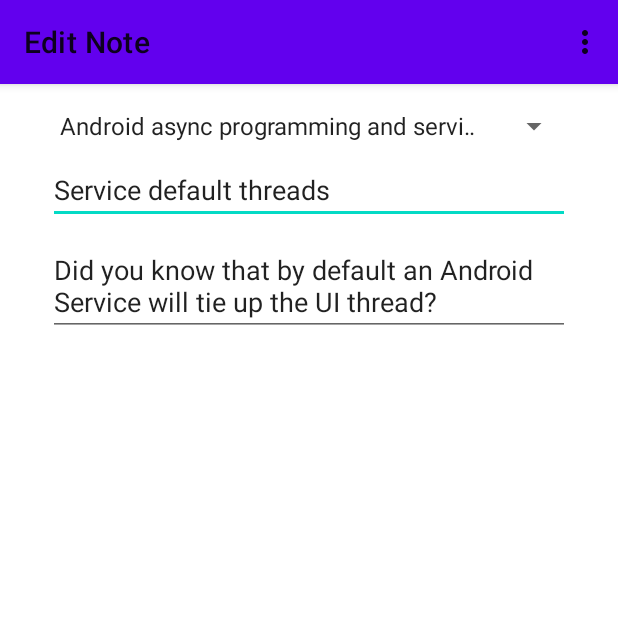
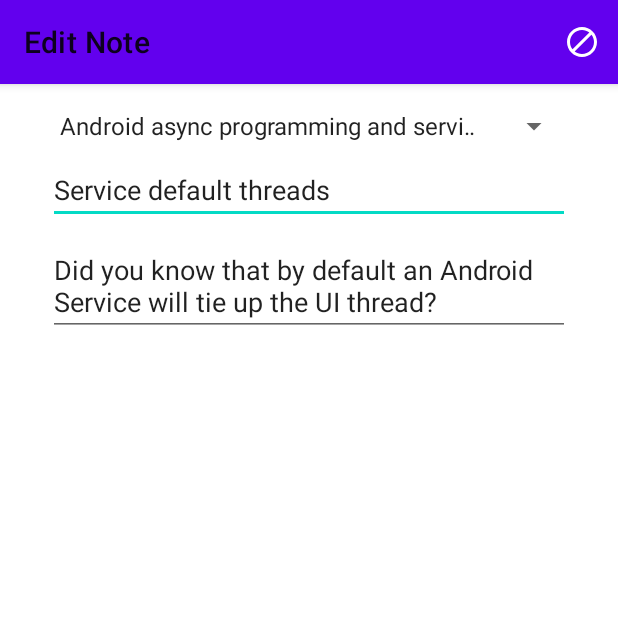
Before and after one commit to pepivsky/NotesKeeper, an Android app: the screen it shows after launch (MainActivity), after a tap on an icon or button, on a phone screen of 412 x 824 dp, the top half of it. Run offline under Robolectric (Android 15) with nearby library versions, the phone set to English and light mode, and no system bars.

Commit message:
Agregada funcionalidad para pasar entre items con el boton en el AppBar y cambio de icono de menu en tiempo de ejecucion

```diff
--- a/app/src/main/java/com/pepivsky/noteskeeper/MainActivity.kt
+++ b/app/src/main/java/com/pepivsky/noteskeeper/MainActivity.kt
@@ -52,12 +52,12 @@ class MainActivity : AppCompatActivity() {
 
     }
 
-    override fun onCreateOptionsMenu(menu: Menu?): Boolean {
+    override fun onCreateOptionsMenu(menu: Menu?): Boolean { //creare el menu
         menuInflater.inflate(R.menu.menu_main, menu)
         return true
     }
 
-    override fun onOptionsItemSelected(item: MenuItem): Boolean {
+    override fun onOptionsItemSelected(item: MenuItem): Boolean { //controlar las opciones del menu, (cuando un item es presionado)
         return when(item.itemId) {
             R.id.action_next -> {
             moveNext()
@@ -71,9 +71,22 @@ class MainActivity : AppCompatActivity() {
 
     }
 
-    private fun moveNext() {
+    private fun moveNext() { //metodo para pasar al suigiente objeto de la lista al darle tap al menu
         ++notePosition
         displayNote()
+        invalidateOptionsMenu() //este metodo llama a "onPRepareOptionsMenu" cada vez que se pasa al siguiente item
+    }
+
+    override fun onPrepareOptionsMenu(menu: Menu?): Boolean { //metodo para cambiar el item del menu en tiempo de ejecucion
+        if (notePosition >= DataManager.notes.lastIndex) {//si la posicion esta en el ultimo item, cambia el menu para evitar el error de salirnos del tamaño de la lista
+            val menuItem = menu?.findItem(R.id.action_next) //obteniendo el menu
+
+            if (menuItem != null) { //si el item no es nulo podemos trabajar sus propiedadea
+                menuItem.icon = getDrawable(R.drawable.ic_block) //cambiamos el icono
+                menuItem.isEnabled = false // desactiva el boton
+            }
+        }
+        return super.onPrepareOptionsMenu(menu)
     }
 
     private fun displayNote() {
--- /dev/null
+++ b/app/src/main/res/drawable/ic_block.xml
@@ -0,0 +1,5 @@
+<vector android:height="24dp" android:tint="#FFFFFF"
+    android:viewportHeight="24" android:viewportWidth="24"
+    android:width="24dp" xmlns:android="http://schemas.android.com/apk/res/android">
+    <path android:fillColor="@android:color/white" android:pathData="M12,2C6.48,2 2,6.48 2,12s4.48,10 10,10 10,-4.48 10,-10S17.52,2 12,2zM4,12c0,-4.42 3.58,-8 8,-8 1.85,0 3.55,0.63 4.9,1.69L5.69,16.9C4.63,15.55 4,13.85 4,12zM12,20c-1.85,0 -3.55,-0.63 -4.9,-1.69L18.31,7.1C19.37,8.45 20,10.15 20,12c0,4.42 -3.58,8 -8,8z"/>
+</vector>
--- /dev/null
+++ b/app/src/main/res/drawable/ic_forward.xml
@@ -0,0 +1,5 @@
+<vector android:height="24dp" android:tint="#FFFFFF"
+    android:viewportHeight="24" android:viewportWidth="24"
+    android:width="24dp" xmlns:android="http://schemas.android.com/apk/res/android">
+    <path android:fillColor="@android:color/white" android:pathData="M12,8V4l8,8 -8,8v-4H4V8z"/>
+</vector>
--- a/app/src/main/res/menu/menu_main.xml
+++ b/app/src/main/res/menu/menu_main.xml
@@ -3,8 +3,9 @@
     xmlns:android="http://schemas.android.com/apk/res/android">
 
     <item
+        android:id="@+id/action_next"
+        android:icon="@drawable/ic_forward"
+
         android:title="@string/menu_action_next"
-        android:id="@+id/action_next"
-
-        />
+        app:showAsAction="ifRoom|withText" />
 </menu>
```
